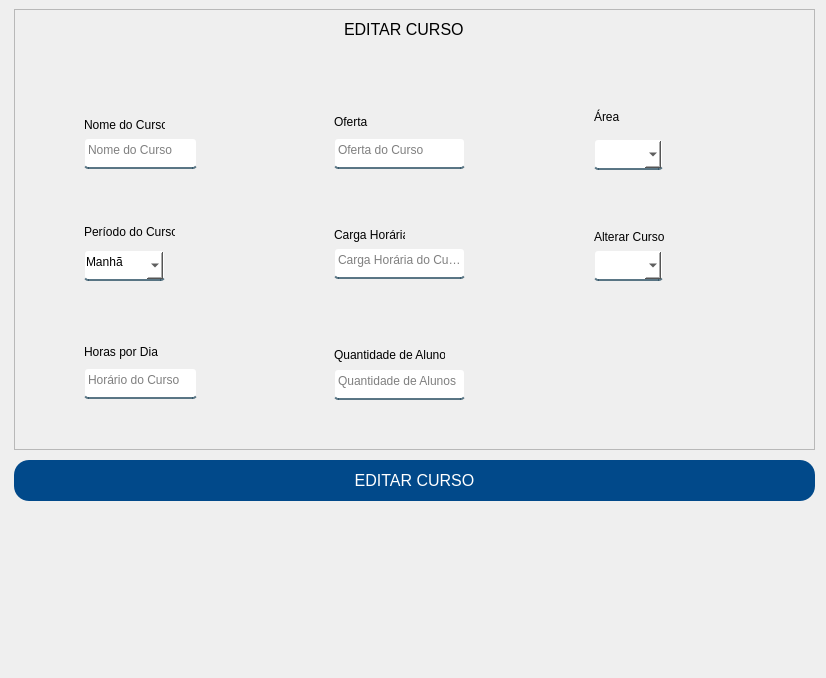
Above: App/view/ui/editarCurso.ui from Senac-SOR-ADS/Mapa-de-Sala before the change. Below: the same form after it.
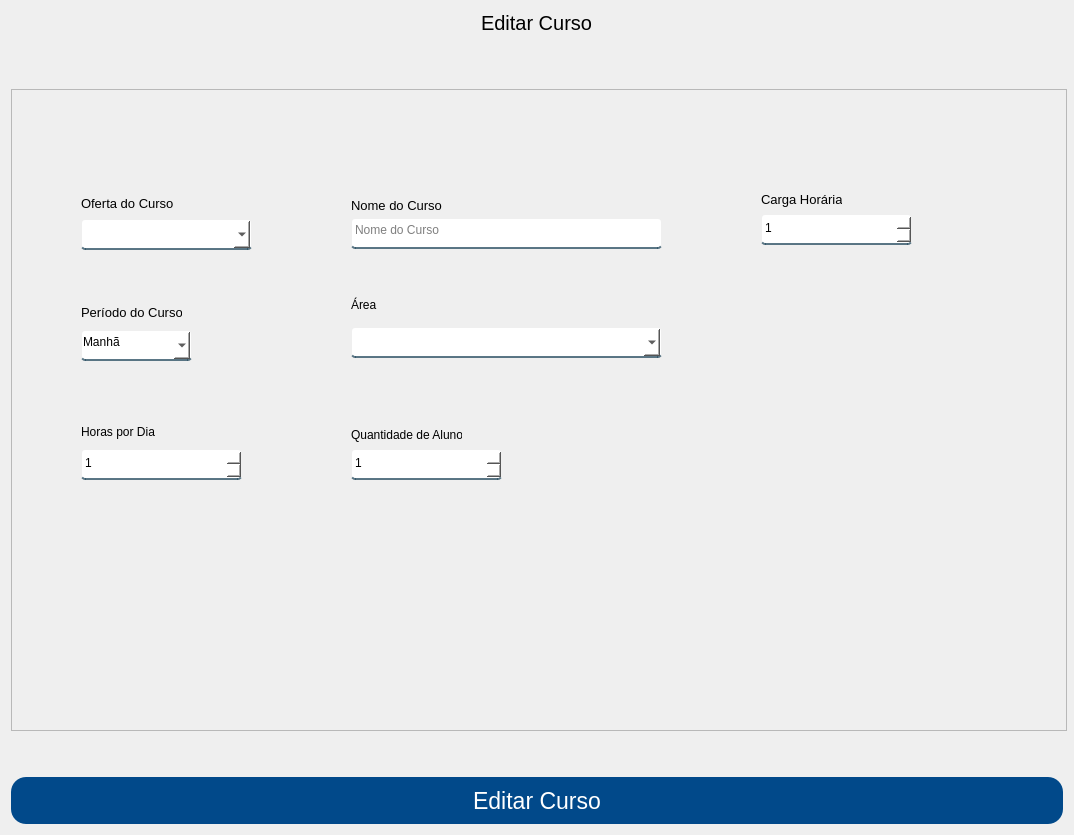
That is the form after the change.

Diff of the .ui file:
```diff
--- a/App/view/ui/editarCurso.ui
+++ b/App/view/ui/editarCurso.ui
@@ -6,15 +6,27 @@
    <rect>
     <x>0</x>
     <y>0</y>
-    <width>826</width>
-    <height>678</height>
+    <width>1074</width>
+    <height>835</height>
    </rect>
   </property>
+  <property name="minimumSize">
+   <size>
+    <width>1002</width>
+    <height>702</height>
+   </size>
+  </property>
+  <property name="maximumSize">
+   <size>
+    <width>16777215</width>
+    <height>16777215</height>
+   </size>
+  </property>
   <property name="windowTitle">
    <string>Form</string>
   </property>
   <property name="styleSheet">
-   <string notr="true">QLineEdit, QComboBox {
+   <string notr="true">QLineEdit, QComboBox, QSpinBox {
 	background-color: white;
 	border:2px solid rgba(0,0,0,0);
 	border-radius: 4px;
@@ -40,16 +52,52 @@
  
 #respostaCadastroIncompleto {
 	color: red;
-}</string>
+}
+
+</string>
   </property>
+  <layout class="QVBoxLayout" name="verticalLayout">
+   <item alignment="Qt::AlignHCenter|Qt::AlignTop">
+    <widget class="QLabel" name="label">
+     <property name="font">
+      <font>
+       <pointsize>15</pointsize>
+      </font>
+     </property>
+     <property name="text">
+      <string>Editar Curso</string>
+     </property>
+    </widget>
+   </item>
+   <item>
+    <spacer name="verticalSpacer">
+     <property name="orientation">
+      <enum>Qt::Vertical</enum>
+     </property>
+     <property name="sizeType">
+      <enum>QSizePolicy::Preferred</enum>
+     </property>
+     <property name="sizeHint" stdset="0">
+      <size>
+       <width>20</width>
+       <height>40</height>
+      </size>
+     </property>
+    </spacer>
+   </item>
+   <item alignment="Qt::AlignHCenter|Qt::AlignVCenter">
   <widget class="QFrame" name="frame_2">
-   <property name="geometry">
-    <rect>
-     <x>14</x>
-     <y>9</y>
-     <width>801</width>
-     <height>441</height>
-    </rect>
+     <property name="sizePolicy">
+      <sizepolicy hsizetype="Preferred" vsizetype="Expanding">
+       <horstretch>0</horstretch>
+       <verstretch>0</verstretch>
+      </sizepolicy>
+     </property>
+     <property name="minimumSize">
+      <size>
+       <width>1056</width>
+       <height>642</height>
+      </size>
    </property>
    <property name="frameShape">
     <enum>QFrame::StyledPanel</enum>
@@ -57,30 +105,12 @@
    <property name="frameShadow">
     <enum>QFrame::Raised</enum>
    </property>
-   <widget class="QLabel" name="label">
-    <property name="geometry">
-     <rect>
-      <x>330</x>
-      <y>10</y>
-      <width>121</width>
-      <height>20</height>
-     </rect>
-    </property>
-    <property name="font">
-     <font>
-      <pointsize>12</pointsize>
-     </font>
-    </property>
-    <property name="text">
-     <string>EDITAR CURSO</string>
-    </property>
-   </widget>
    <widget class="QLineEdit" name="nomeCurso">
     <property name="geometry">
      <rect>
-      <x>70</x>
+        <x>340</x>
       <y>129</y>
-      <width>113</width>
+        <width>311</width>
       <height>31</height>
      </rect>
     </property>
@@ -91,64 +121,35 @@
    <widget class="QLabel" name="label_2">
     <property name="geometry">
      <rect>
-      <x>70</x>
+        <x>340</x>
       <y>106</y>
-      <width>81</width>
+        <width>101</width>
       <height>20</height>
      </rect>
     </property>
+      <property name="font">
+       <font>
+        <pointsize>10</pointsize>
+       </font>
+      </property>
     <property name="text">
      <string>Nome do Curso</string>
     </property>
    </widget>
-   <widget class="QLineEdit" name="quantidadeAlunos">
-    <property name="geometry">
-     <rect>
-      <x>320</x>
-      <y>360</y>
-      <width>131</width>
-      <height>31</height>
-     </rect>
-    </property>
-    <property name="placeholderText">
-     <string>Quantidade de Alunos </string>
-    </property>
-   </widget>
-   <widget class="QLineEdit" name="ofertaCurso">
-    <property name="geometry">
-     <rect>
-      <x>320</x>
-      <y>129</y>
-      <width>131</width>
-      <height>31</height>
-     </rect>
-    </property>
-    <property name="placeholderText">
-     <string>Oferta do Curso</string>
-    </property>
-   </widget>
-   <widget class="QLineEdit" name="horasPorDia">
-    <property name="geometry">
-     <rect>
-      <x>70</x>
-      <y>359</y>
-      <width>113</width>
-      <height>31</height>
-     </rect>
-    </property>
-    <property name="placeholderText">
-     <string>Horário do Curso</string>
-    </property>
-   </widget>
    <widget class="QLabel" name="label_3">
     <property name="geometry">
      <rect>
-      <x>320</x>
-      <y>215</y>
-      <width>71</width>
+        <x>750</x>
+        <y>100</y>
+        <width>81</width>
       <height>21</height>
      </rect>
     </property>
+      <property name="font">
+       <font>
+        <pointsize>10</pointsize>
+       </font>
+      </property>
     <property name="text">
      <string>Carga Horária</string>
     </property>
@@ -156,20 +157,25 @@
    <widget class="QLabel" name="label_4">
     <property name="geometry">
      <rect>
-      <x>320</x>
-      <y>103</y>
-      <width>47</width>
+        <x>70</x>
+        <y>104</y>
+        <width>101</width>
       <height>20</height>
      </rect>
     </property>
+      <property name="font">
+       <font>
+        <pointsize>10</pointsize>
+       </font>
+      </property>
     <property name="text">
-     <string>Oferta</string>
+       <string>Oferta do Curso</string>
     </property>
    </widget>
    <widget class="QLabel" name="label_5">
     <property name="geometry">
      <rect>
-      <x>320</x>
+        <x>340</x>
       <y>336</y>
       <width>111</width>
       <height>20</height>
@@ -197,59 +203,25 @@
      <rect>
       <x>70</x>
       <y>213</y>
-      <width>91</width>
+        <width>101</width>
       <height>20</height>
      </rect>
     </property>
+      <property name="font">
+       <font>
+        <pointsize>10</pointsize>
+       </font>
+      </property>
     <property name="text">
      <string>Período do Curso</string>
     </property>
    </widget>
-   <widget class="QLineEdit" name="cargaCurso">
-    <property name="geometry">
-     <rect>
-      <x>320</x>
-      <y>239</y>
-      <width>131</width>
-      <height>31</height>
-     </rect>
-    </property>
-    <property name="placeholderText">
-     <string>Carga Horária do Curso</string>
-    </property>
-   </widget>
-   <widget class="QLabel" name="respostaCadastroIncompleto">
-    <property name="geometry">
-     <rect>
-      <x>290</x>
-      <y>500</y>
-      <width>201</width>
-      <height>20</height>
-     </rect>
-    </property>
-    <property name="text">
-     <string/>
-    </property>
-   </widget>
-   <widget class="QLabel" name="respostaCadastrando">
-    <property name="geometry">
-     <rect>
-      <x>290</x>
-      <y>500</y>
-      <width>201</width>
-      <height>20</height>
-     </rect>
-    </property>
-    <property name="text">
-     <string/>
-    </property>
-   </widget>
    <widget class="QComboBox" name="periodoCurso">
     <property name="geometry">
      <rect>
       <x>70</x>
       <y>241</y>
-      <width>81</width>
+        <width>111</width>
       <height>31</height>
      </rect>
     </property>
@@ -278,9 +250,9 @@
    <widget class="QComboBox" name="campoArea">
     <property name="geometry">
      <rect>
-      <x>580</x>
-      <y>130</y>
-      <width>69</width>
+        <x>340</x>
+        <y>238</y>
+        <width>311</width>
       <height>31</height>
      </rect>
     </property>
@@ -288,14 +260,14 @@
      <cursorShape>PointingHandCursor</cursorShape>
     </property>
     <property name="editable">
-     <bool>false</bool>
+       <bool>true</bool>
     </property>
    </widget>
    <widget class="QLabel" name="label_8">
     <property name="geometry">
      <rect>
-      <x>580</x>
-      <y>92</y>
+        <x>340</x>
+        <y>200</y>
       <width>51</width>
       <height>31</height>
      </rect>
@@ -304,54 +276,125 @@
      <string>Área</string>
     </property>
    </widget>
-   <widget class="QComboBox" name="alterarCurso">
+     <widget class="QComboBox" name="ofertaCurso">
     <property name="geometry">
      <rect>
-      <x>580</x>
-      <y>241</y>
-      <width>69</width>
+        <x>70</x>
+        <y>130</y>
+        <width>171</width>
       <height>31</height>
      </rect>
     </property>
     <property name="cursor">
      <cursorShape>PointingHandCursor</cursorShape>
     </property>
-   </widget>
-   <widget class="QLabel" name="label_9">
+      <property name="editable">
+       <bool>true</bool>
+      </property>
+     </widget>
+     <widget class="QSpinBox" name="quantidadeAlunos">
     <property name="geometry">
      <rect>
-      <x>580</x>
-      <y>220</y>
-      <width>71</width>
-      <height>16</height>
-     </rect>
-    </property>
-    <property name="text">
-     <string>Alterar Curso</string>
-    </property>
-   </widget>
-  </widget>
+        <x>340</x>
+        <y>360</y>
+        <width>151</width>
+        <height>31</height>
+       </rect>
+      </property>
+      <property name="cursor">
+       <cursorShape>PointingHandCursor</cursorShape>
+      </property>
+      <property name="alignment">
+       <set>Qt::AlignBottom|Qt::AlignLeading|Qt::AlignLeft</set>
+      </property>
+      <property name="minimum">
+       <number>1</number>
+      </property>
+     </widget>
+     <widget class="QSpinBox" name="cargaCurso">
+      <property name="geometry">
+       <rect>
+        <x>750</x>
+        <y>125</y>
+        <width>151</width>
+        <height>31</height>
+       </rect>
+      </property>
+      <property name="cursor">
+       <cursorShape>PointingHandCursor</cursorShape>
+      </property>
+      <property name="alignment">
+       <set>Qt::AlignBottom|Qt::AlignLeading|Qt::AlignLeft</set>
+      </property>
+      <property name="minimum">
+       <number>1</number>
+      </property>
+      <property name="maximum">
+       <number>3000</number>
+      </property>
+     </widget>
+     <widget class="QSpinBox" name="horasPorDia">
+      <property name="geometry">
+       <rect>
+        <x>70</x>
+        <y>360</y>
+        <width>161</width>
+        <height>31</height>
+       </rect>
+      </property>
+      <property name="cursor">
+       <cursorShape>PointingHandCursor</cursorShape>
+      </property>
+      <property name="alignment">
+       <set>Qt::AlignBottom|Qt::AlignLeading|Qt::AlignLeft</set>
+      </property>
+      <property name="minimum">
+       <number>1</number>
+      </property>
+      <property name="maximum">
+       <number>24</number>
+      </property>
+     </widget>
+    </widget>
+   </item>
+   <item>
+    <spacer name="verticalSpacer_2">
+     <property name="orientation">
+      <enum>Qt::Vertical</enum>
+     </property>
+     <property name="sizeType">
+      <enum>QSizePolicy::Preferred</enum>
+     </property>
+     <property name="sizeHint" stdset="0">
+      <size>
+       <width>20</width>
+       <height>40</height>
+      </size>
+     </property>
+    </spacer>
+   </item>
+   <item>
   <widget class="QPushButton" name="btnEditarCurso">
-   <property name="geometry">
-    <rect>
-     <x>14</x>
-     <y>460</y>
-     <width>801</width>
-     <height>41</height>
-    </rect>
+     <property name="minimumSize">
+      <size>
+       <width>762</width>
+       <height>47</height>
+      </size>
    </property>
    <property name="font">
     <font>
-     <pointsize>12</pointsize>
+       <pointsize>17</pointsize>
     </font>
    </property>
    <property name="cursor">
     <cursorShape>PointingHandCursor</cursorShape>
    </property>
    <property name="text">
-    <string>EDITAR CURSO</string>
-   </property>
-  </widget>
+      <string>Editar Curso</string>
+     </property>
+    </widget>
+   </item>
+  </layout>
  </widget>
  <resources/>
  <connections/>
```
Left out of the diff: 10 changed lines with no effect on the pictures. Lines whose indentation alone changed are shown as unchanged.
